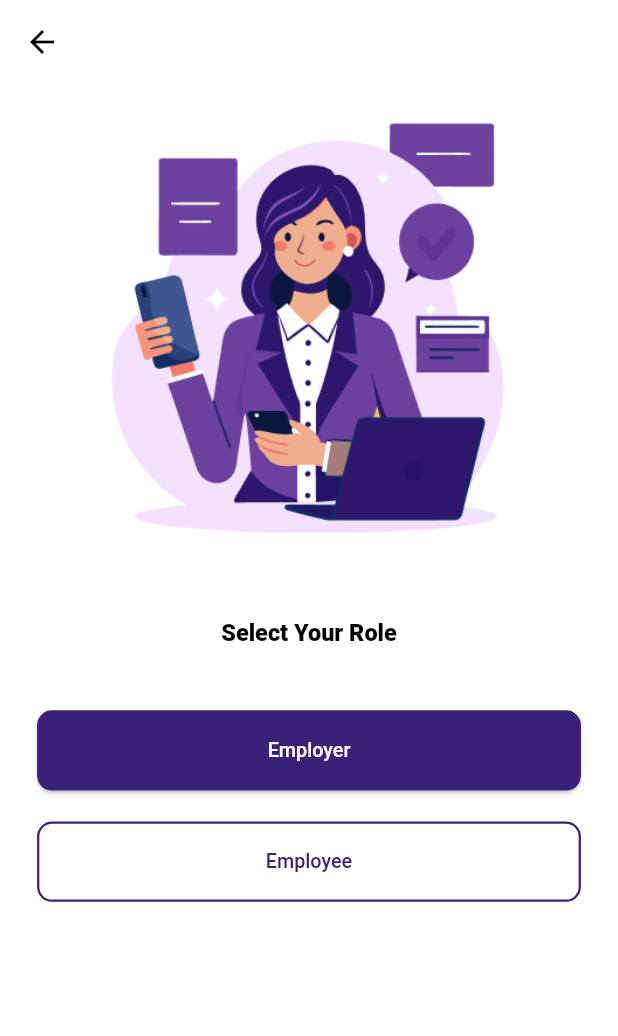
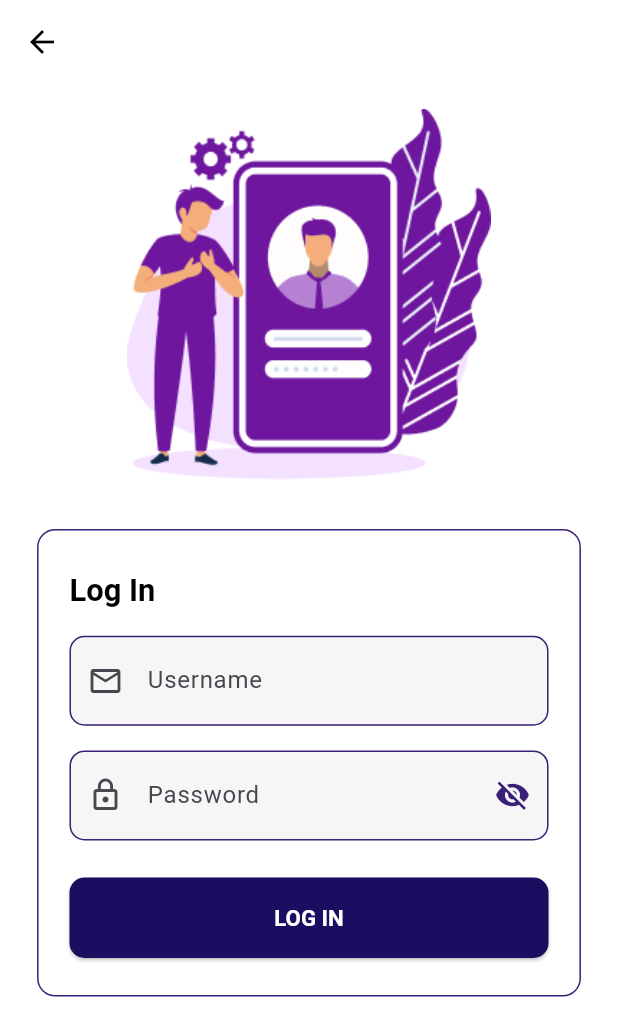
Before and after one commit to Krishnapriyak765/e_pact_app, a Flutter app: the screen it shows after launch, after a tap on "Employee", on a phone screen of 412 x 824 dp. Shown: the top 1036 px of the screen. Run offline on Flutter 3.47's test engine with Material 3 defaults, Android fonts, the light colour scheme and no system bars; our stand-ins replace get.

Commit message:
employee login and role selection UI

```diff
--- /dev/null
+++ b/lib/features/login_screen/presentation/screens/login_screen.dart
@@ -0,0 +1,185 @@
+import 'package:e_pact_app/utils/const/colors_const.dart';
+import 'package:e_pact_app/utils/helper_widgets/common_text_widget.dart';
+import 'package:flutter/material.dart';
+import 'package:get/get.dart';
+
+class LoginScreen extends StatefulWidget {
+  const LoginScreen({super.key});
+
+  @override
+  State<LoginScreen> createState() => _LoginScreenState();
+}
+
+class _LoginScreenState extends State<LoginScreen> {
+  final GlobalKey<FormState> _formKey = GlobalKey<FormState>();
+  final TextEditingController usernameController = TextEditingController();
+  final TextEditingController passwordController = TextEditingController();
+  bool isObscure = true;
+
+  void _validateAndLogin() {
+    if (_formKey.currentState!.validate()) {
+      // Perform login logic here
+      Get.snackbar("Success", "Logging in...");
+    }
+  }
+
+  @override
+  Widget build(BuildContext context) {
+    return Scaffold(
+      backgroundColor: AppColors.bgColor,
+      appBar: AppBar(
+        elevation: 0,
+        backgroundColor: Colors.transparent,
+        leading: IconButton(
+          icon: const Icon(Icons.arrow_back, color: AppColors.black),
+          onPressed: () => Get.back(),
+        ),
+      ),
+      body: SingleChildScrollView(
+        padding: EdgeInsets.symmetric(horizontal: Get.width * 0.06),
+        child: Column(
+          crossAxisAlignment: CrossAxisAlignment.center,
+          children: [
+            SizedBox(height: Get.height * 0.02),
+            Image.asset(
+              'assets/images/login_illustration.png',
+              height: Get.height * 0.3,
+              fit: BoxFit.contain,
+            ),
+            SizedBox(height: Get.height * 0.04),
+
+            /// Login Card
+            Container(
+              padding: EdgeInsets.symmetric(
+                horizontal: Get.width * 0.05,
+                vertical: Get.height * 0.03,
+              ),
+              decoration: BoxDecoration(
+                border: Border.all(color: AppColors.borderColor),
+                borderRadius: BorderRadius.circular(12),
+              ),
+              child: Form(
+                key: _formKey,
+                child: Column(
+                  crossAxisAlignment: CrossAxisAlignment.start,
+                  children: [
+                    CommonTextWidgets.textRoboto(
+                      text: "Log In",
+                      size: Get.height * 0.025,
+                      color: AppColors.black,
+                      fontWeight: FontWeight.w600,
+                    ),
+                    SizedBox(height: Get.height * 0.02),
+
+                    /// Username
+                    TextFormField(
+                      controller: usernameController,
+                      decoration: InputDecoration(
+                        hintText: "Username",
+                        prefixIcon: const Icon(Icons.email_outlined),
+                        filled: true,
+                        fillColor: AppColors.inputFieldBg,
+                        contentPadding: const EdgeInsets.symmetric(
+                          horizontal: 14,
+                          vertical: 18,
+                        ),
+                        border: OutlineInputBorder(
+                          borderRadius: BorderRadius.circular(10),
+                          borderSide: const BorderSide(
+                            color: AppColors.borderColor,
+                          ),
+                        ),
+                        enabledBorder: OutlineInputBorder(
+                          borderRadius: BorderRadius.circular(10),
+                          borderSide: const BorderSide(
+                            color: AppColors.borderColor,
+                          ),
+                        ),
+                      ),
+                      validator: (value) {
+                        if (value == null || value.trim().isEmpty) {
+                          return 'Username is required';
+                        }
+                        return null;
+                      },
+                    ),
+                    SizedBox(height: Get.height * 0.02),
+
+                    /// Password
+                    TextFormField(
+                      controller: passwordController,
+                      obscureText: isObscure,
+                      decoration: InputDecoration(
+                        hintText: "Password",
+                        prefixIcon: const Icon(Icons.lock_outline),
+                        suffixIcon: IconButton(
+                          icon: Icon(
+                            isObscure ? Icons.visibility_off : Icons.visibility,
+                            color: AppColors.borderColor,
+                          ),
+                          onPressed: () {
+                            setState(() {
+                              isObscure = !isObscure;
+                            });
+                          },
+                        ),
+                        filled: true,
+                        fillColor: AppColors.inputFieldBg,
+                        contentPadding: const EdgeInsets.symmetric(
+                          horizontal: 14,
+                          vertical: 18,
+                        ),
+                        border: OutlineInputBorder(
+                          borderRadius: BorderRadius.circular(10),
+                          borderSide: const BorderSide(
+                            color: AppColors.borderColor,
+                          ),
+                        ),
+                        enabledBorder: OutlineInputBorder(
+                          borderRadius: BorderRadius.circular(10),
+                          borderSide: const BorderSide(
+                            color: AppColors.borderColor,
+                          ),
+                        ),
+                      ),
+                      validator: (value) {
+                        if (value == null || value.isEmpty) {
+                          return 'Password is required';
+                        } else if (value.length < 6) {
+                          return 'Password must be at least 6 characters';
+                        }
+                        return null;
+                      },
+                    ),
+                    SizedBox(height: Get.height * 0.03),
+
+                    /// Login Button
+                    SizedBox(
+                      width: double.infinity,
+                      height: Get.height * 0.065,
+                      child: ElevatedButton(
+                        style: ElevatedButton.styleFrom(
+                          backgroundColor: AppColors.loginbutton,
+                          shape: RoundedRectangleBorder(
+                            borderRadius: BorderRadius.circular(10),
+                          ),
+                        ),
+                        onPressed: _validateAndLogin,
+                        child: CommonTextWidgets.textRoboto(
+                          text: "LOG IN",
+                          size: Get.height * 0.018,
+                          color: AppColors.white,
+                          fontWeight: FontWeight.w600,
+                        ),
+                      ),
+                    ),
+                  ],
+                ),
+              ),
+            ),
+          ],
+        ),
+      ),
+    );
+  }
+}
--- a/lib/features/role_initial_screen/view/role_selection.dart
+++ b/lib/features/role_initial_screen/view/role_selection.dart
@@ -1,4 +1,5 @@
 import 'package:e_pact_app/utils/const/colors_const.dart';
+import 'package:e_pact_app/utils/const/route_const.dart';
 import 'package:e_pact_app/utils/helper_widgets/common_text_widget.dart';
 import 'package:flutter/material.dart';
 import 'package:get/get.dart';
@@ -78,7 +79,7 @@ class RoleSelectionScreen extends StatelessWidget {
                 ),
                 onPressed: () {
                   // Navigate to Employee flow
-                  Get.toNamed('/employeeLogin');
+                  Get.toNamed(RouteList.login);
                 },
                 child: CommonTextWidgets.textRoboto(
                   text: 'Employee',
--- a/lib/route_binding.dart
+++ b/lib/route_binding.dart
@@ -1,3 +1,4 @@
+import 'package:e_pact_app/features/login_screen/presentation/screens/login_screen.dart';
 import 'package:e_pact_app/features/role_initial_screen/view/role_selection.dart';
 import 'package:e_pact_app/utils/const/route_const.dart';
 import 'package:get/get_navigation/src/routes/get_route.dart';
@@ -5,5 +6,6 @@ import 'package:get/get_navigation/src/routes/get_route.dart';
 class Routes {
   static final routes = [
     GetPage(name: RouteList.inital, page: () => RoleSelectionScreen()),
+    GetPage(name: RouteList.login, page: () => LoginScreen()),
   ];
 }
--- a/lib/utils/const/colors_const.dart
+++ b/lib/utils/const/colors_const.dart
@@ -3,6 +3,8 @@ import 'package:flutter/material.dart';
 class AppColors {
   static const Color primary = Color(0xFF3B2077);
   static const Color borderColor = Color(0xFF3B2077);
+  static const Color loginbutton = Color(0xFF1C0D60);
+  static const Color inputFieldBg = Color(0xFFF6F6F6);
   static const Color white = Colors.white;
   static const Color black = Colors.black;
   static const Color bgColor = Colors.white;
```
Also changed, not shown: assets/images/login_illustration.png (added).
